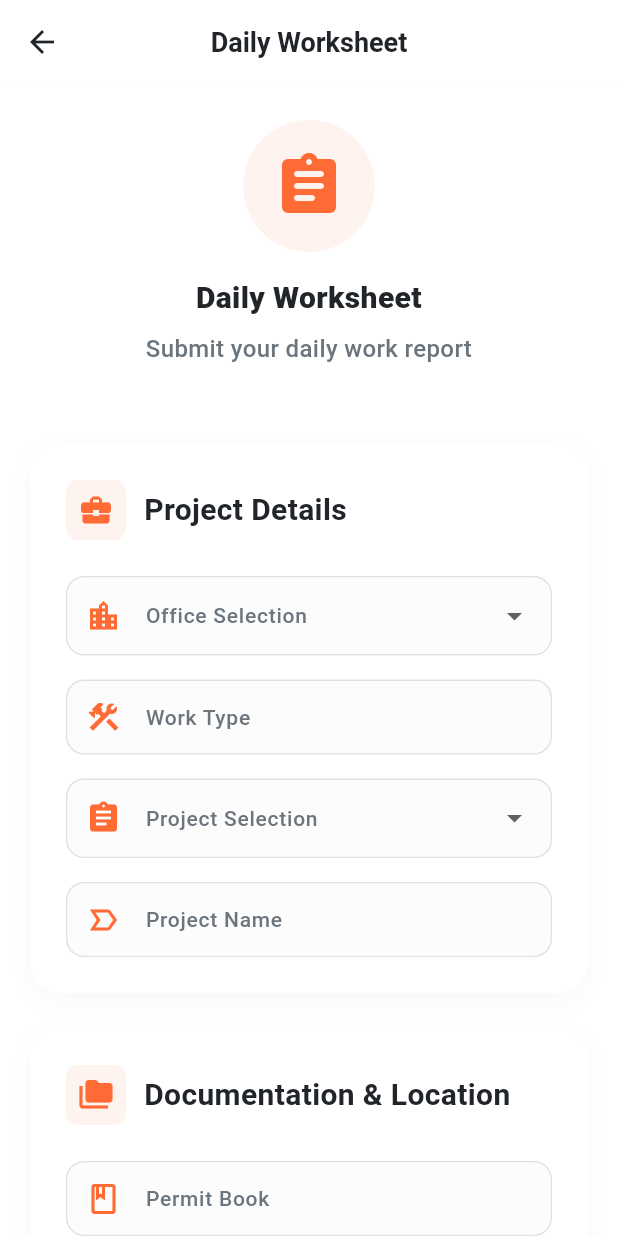
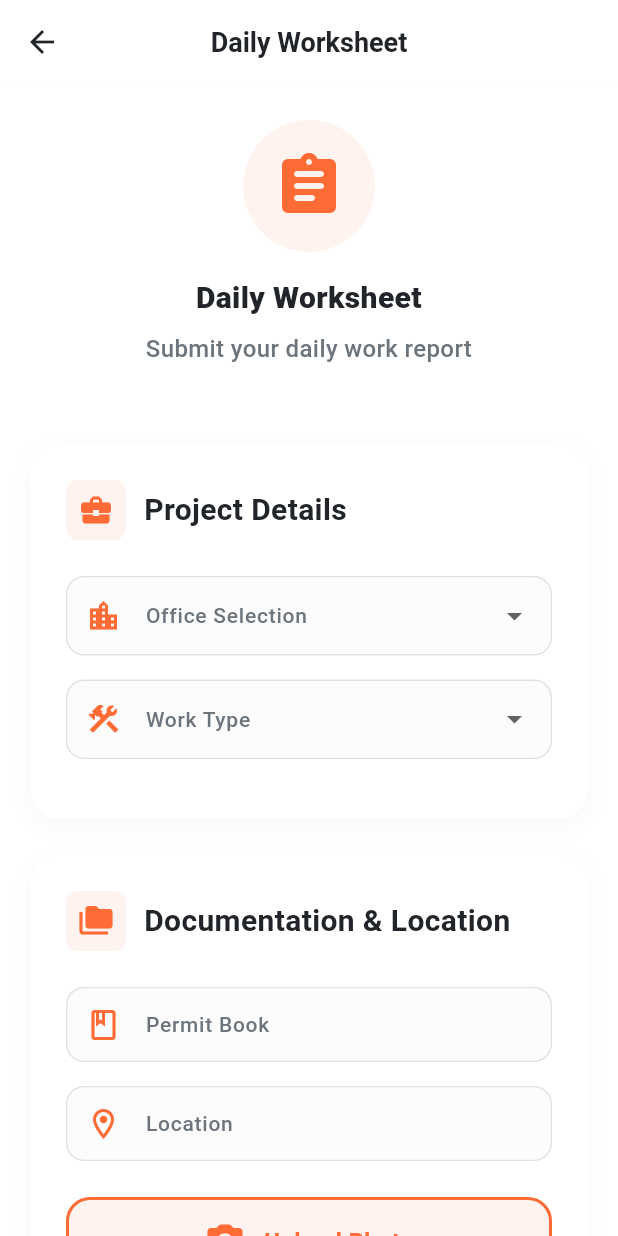
Before and after one commit to parzi-al/kseb, a Flutter app: the screen it shows once a user with an empty profile is signed in, after a tap on "Daily Worksheet", on a phone screen of 412 x 824 dp. Run offline on Flutter 3.47's test engine with Material 3 defaults, Android fonts, the phone set to English and light mode, and no system bars; our stand-ins replace cloud_firestore, firebase_auth, firebase_core, firebase_storage, image_picker, percent_indicator and 1 more; accounts and stored records are empty.

Commit message:
changed the name to aumlux and updated worksheet based on requirement

```diff
--- a/lib/screens/attendance_screen.dart
+++ b/lib/screens/attendance_screen.dart
@@ -277,7 +277,8 @@ class _AttendanceScreenState extends State<AttendanceScreen> {
       if (mounted) {
         final msg = e.toString();
         if (msg.contains('already marked')) {
-          AppToast.showWarning(context, 'Attendance already marked for this date.');
+          AppToast.showWarning(
+              context, 'Attendance already marked for this date.');
         } else {
           AppToast.showError(context, 'Error marking attendance: $e');
         }
@@ -413,7 +414,7 @@ class _AttendanceScreenState extends State<AttendanceScreen> {
                 ),
               ),
               child: Text(
-                _userRole?.displayName ?? 'KSEB Staff',
+                _userRole?.displayName ?? 'AumLux Staff',
                 style: TextStyle(
                   color: AppColors.primary,
                   fontSize: AppTypography.fontSizeBase,
@@ -759,7 +760,8 @@ class _AttendanceScreenState extends State<AttendanceScreen> {
                     width: double.infinity,
                     padding: EdgeInsets.all(AppSpacing.md),
                     decoration: BoxDecoration(
-                      border: Border.all(color: AppColors.primaryWithLowOpacity),
+                      border:
+                          Border.all(color: AppColors.primaryWithLowOpacity),
                       borderRadius:
                           BorderRadius.circular(AppSpacing.radiusDefault),
                     ),
--- a/lib/screens/login_screen.dart
+++ b/lib/screens/login_screen.dart
@@ -227,7 +227,7 @@ class _LoginScreenState extends State<LoginScreen>
                   ),
                   SizedBox(height: context.responsiveSpacing(AppSpacing.xl)),
                   Text(
-                    'KSEB',
+                    'AUMLUX',
                     style: AppTypography.displayLargeStyle,
                   ),
                   SizedBox(height: context.responsiveSpacing(AppSpacing.sm)),
--- a/lib/screens/splash_screen.dart
+++ b/lib/screens/splash_screen.dart
@@ -13,7 +13,7 @@ import '../utils/app_typography.dart';
 ///
 /// Animation sequence:
 /// 1. Lightning-bolt icon scales up (0→800ms)
-/// 2. "KSEB" text slides up (800→1300ms)
+/// 2. "AUMLUX" text slides up (800→1300ms)
 ///
 /// Respects reduce-motion accessibility setting via [respectMotion].
 class SplashScreen extends StatefulWidget {
--- a/lib/screens/worker_home_screen.dart
+++ b/lib/screens/worker_home_screen.dart
@@ -341,7 +341,7 @@ class _WorkerHomeScreenState extends State<WorkerHomeScreen>
             ),
             const SizedBox(width: AppSpacing.base),
             Text(
-              'KSEB Portal',
+              'AumLux Portal',
               style: context.responsiveTextStyle(AppTypography.headingStyle),
             ),
           ],
@@ -802,8 +802,8 @@ class _WorkerHomeScreenState extends State<WorkerHomeScreen>
     );
   }
 
-  Widget _buildStatCard(BuildContext context,
-      String title, String value, IconData icon, Color color) {
+  Widget _buildStatCard(BuildContext context, String title, String value,
+      IconData icon, Color color) {
     return Container(
       padding: EdgeInsets.all(context.responsivePadding(AppSpacing.lg)),
       decoration: AppDecorations.modernCardDecoration,
@@ -819,7 +819,8 @@ class _WorkerHomeScreenState extends State<WorkerHomeScreen>
                   borderRadius: BorderRadius.circular(AppSpacing.radiusMd),
                 ),
                 child: Icon(icon,
-                    color: color, size: _getResponsiveIconSize(context, baseSize: 22)),
+                    color: color,
+                    size: _getResponsiveIconSize(context, baseSize: 22)),
               ),
               const Spacer(),
             ],
--- a/lib/screens/worksheet_screen.dart
+++ b/lib/screens/worksheet_screen.dart
@@ -26,8 +26,11 @@ class _WorksheetScreenState extends State<WorksheetScreen> {
   bool _isLoading = false;
 
   // Form controllers to manage text field data
-  final _workTypeController = TextEditingController();
   final _projectNameController = TextEditingController();
+  String? _selectedWorkType;
+
+  // Form controllers to manage text field data
+
   final _permitBookController = TextEditingController();
   final _locationController = TextEditingController();
   final _moreInfoController = TextEditingController();
@@ -45,7 +48,6 @@ class _WorksheetScreenState extends State<WorksheetScreen> {
   @override
   void dispose() {
     // Clean up the controllers when the widget is disposed.
-    _workTypeController.dispose();
     _projectNameController.dispose();
     _permitBookController.dispose();
     _locationController.dispose();
@@ -250,7 +252,7 @@ class _WorksheetScreenState extends State<WorksheetScreen> {
         'submittedByEmail': user.email,
         'timestamp': FieldValue.serverTimestamp(),
         'office': _selectedOffice,
-        'workType': _workTypeController.text,
+        'workType': _selectedWorkType,
         'projectSelection': _selectedProject,
         'projectName': _projectNameController.text,
         'permitBook': _permitBookController.text,
@@ -466,6 +468,7 @@ class _WorksheetScreenState extends State<WorksheetScreen> {
                 border: Border.all(color: AppColors.grey300, width: 1),
               ),
               child: DropdownButtonFormField<String>(
+                isDense: true,
                 value: _selectedOffice,
                 validator: (value) =>
                     value == null ? 'Please select an office.' : null,
@@ -474,6 +477,8 @@ class _WorksheetScreenState extends State<WorksheetScreen> {
                   labelStyle: TextStyle(color: AppColors.textSecondary),
                   prefixIcon:
                       Icon(Icons.location_city, color: AppColors.primary),
+                  contentPadding:
+                      const EdgeInsets.symmetric(vertical: 12, horizontal: 12),
                   border: OutlineInputBorder(
                     borderRadius: BorderRadius.circular(AppSpacing.radiusMd),
                     borderSide: BorderSide.none,
@@ -483,8 +488,17 @@ class _WorksheetScreenState extends State<WorksheetScreen> {
                 ),
                 items: ['Office A', 'Office B', 'Office C']
                     .map(
-                      (label) =>
-                          DropdownMenuItem(value: label, child: Text(label)),
+                      (label) => DropdownMenuItem(
+                        value: label,
+                        child: Text(
+                          label,
+                          style: TextStyle(
+                            fontSize: 14,
+                            fontWeight: FontWeight.w500,
+                            color: AppColors.textSecondary,
+                          ),
+                        ),
+                      ),
                     )
                     .toList(),
                 onChanged: (value) {
@@ -503,13 +517,18 @@ class _WorksheetScreenState extends State<WorksheetScreen> {
                 borderRadius: BorderRadius.circular(AppSpacing.radiusMd),
                 border: Border.all(color: AppColors.grey300, width: 1),
               ),
-              child: TextFormField(
-                controller: _workTypeController,
+              child: DropdownButtonFormField<String>(
+                isDense: true,
+                initialValue: _selectedWorkType,
+                validator: (value) =>
+                    value == null ? 'Please select a work type.' : null,
                 decoration: InputDecoration(
                   labelText: 'Work Type',
                   labelStyle: TextStyle(color: AppColors.textSecondary),
                   prefixIcon:
                       Icon(Icons.construction, color: AppColors.primary),
+                  contentPadding:
+                      const EdgeInsets.symmetric(vertical: 12, horizontal: 12),
                   border: OutlineInputBorder(
                     borderRadius: BorderRadius.circular(AppSpacing.radiusMd),
                     borderSide: BorderSide.none,
@@ -517,10 +536,34 @@ class _WorksheetScreenState extends State<WorksheetScreen> {
                   filled: true,
                   fillColor: AppColors.grey50,
                 ),
+                items: ['Project', 'Maintenance', 'Calamity']
+                    .map((label) => DropdownMenuItem(
+                          value: label,
+                          child: Text(
+                            label,
+                            style: TextStyle(
+                              fontSize: 14,
+                              fontWeight: FontWeight.w500,
+                              color: AppColors.textSecondary,
+                            ),
+                          ),
+                        ))
+                    .toList(),
+                onChanged: (value) {
+                  setState(() {
+                    _selectedWorkType = value;
+                    if (value != 'Project') {
+                      _selectedProject = null;
+                      _projectNameController.clear();
+                    }
+                  });
+                },
               ),
             ),
             const SizedBox(height: AppSpacing.base),
 
+            // Show project-specific fields only when Work Type is Project
+            if (_selectedWorkType == 'Project') ...[
               // Project Selection Dropdown
               Container(
                 decoration: BoxDecoration(
@@ -529,13 +572,17 @@ class _WorksheetScreenState extends State<WorksheetScreen> {
                   border: Border.all(color: AppColors.grey300, width: 1),
                 ),
                 child: DropdownButtonFormField<String>(
+                  isDense: true,
                   value: _selectedProject,
                   validator: (value) =>
                       value == null ? 'Please select a project.' : null,
                   decoration: InputDecoration(
                     labelText: 'Project Selection',
                     labelStyle: TextStyle(color: AppColors.textSecondary),
-                  prefixIcon: Icon(Icons.assignment, color: AppColors.primary),
+                    prefixIcon:
+                        Icon(Icons.assignment, color: AppColors.primary),
+                    contentPadding: const EdgeInsets.symmetric(
+                        vertical: 12, horizontal: 12),
                     border: OutlineInputBorder(
                       borderRadius: BorderRadius.circular(AppSpacing.radiusMd),
                       borderSide: BorderSide.none,
@@ -545,8 +592,17 @@ class _WorksheetScreenState extends State<WorksheetScreen> {
                   ),
                   items: ['Project X', 'Project Y', 'Project Z']
                       .map(
-                      (label) =>
-                          DropdownMenuItem(value: label, child: Text(label)),
+                        (label) => DropdownMenuItem(
+                          value: label,
+                          child: Text(
+                            label,
+                            style: TextStyle(
+                              fontSize: 14,
+                              fontWeight: FontWeight.w500,
+                              color: AppColors.textSecondary,
+                            ),
+                          ),
+                        ),
                       )
                       .toList(),
                   onChanged: (value) {
@@ -581,6 +637,7 @@ class _WorksheetScreenState extends State<WorksheetScreen> {
                   ),
                 ),
               ),
+            ],
           ],
         ),
       ),
--- a/pubspec.yaml
+++ b/pubspec.yaml
@@ -1,5 +1,5 @@
-name: kseb
-description: "A new Flutter project."
+name: AumLux
+description: "Manage the port."
 # The following line prevents the package from being accidentally published to
 # pub.dev using `flutter pub publish`. This is preferred for private packages.
 publish_to: 'none' # Remove this line if you wish to publish to pub.dev
```
Also changed, not shown: 2 other files. Lines whose indentation alone changed are shown as unchanged.
